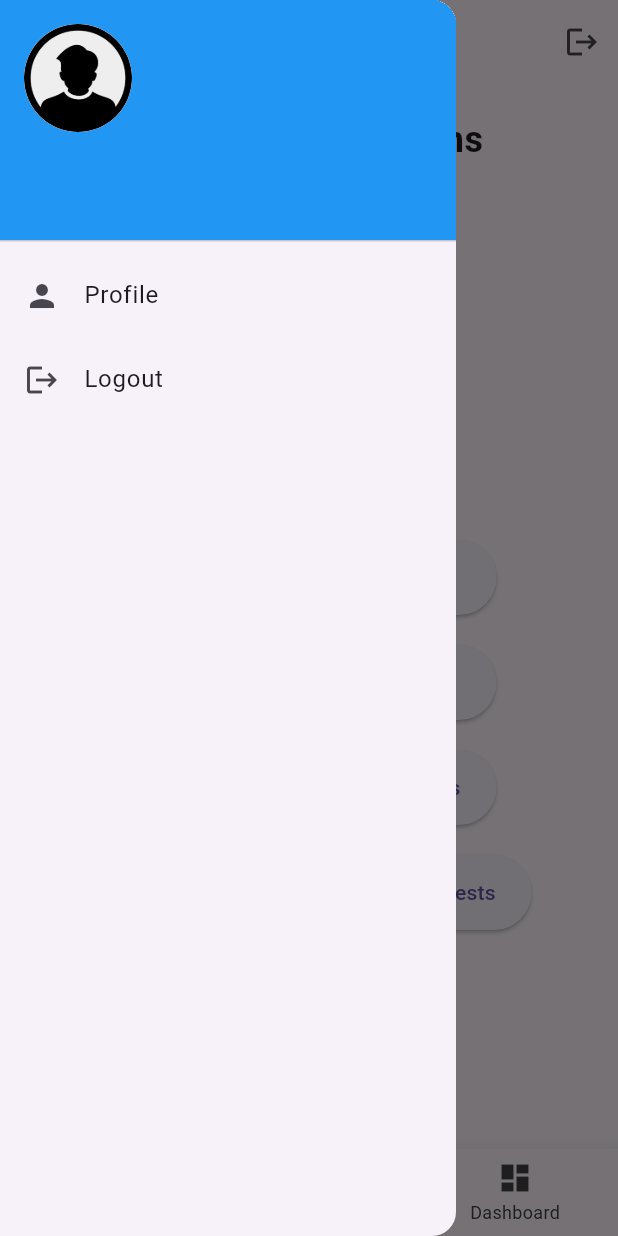
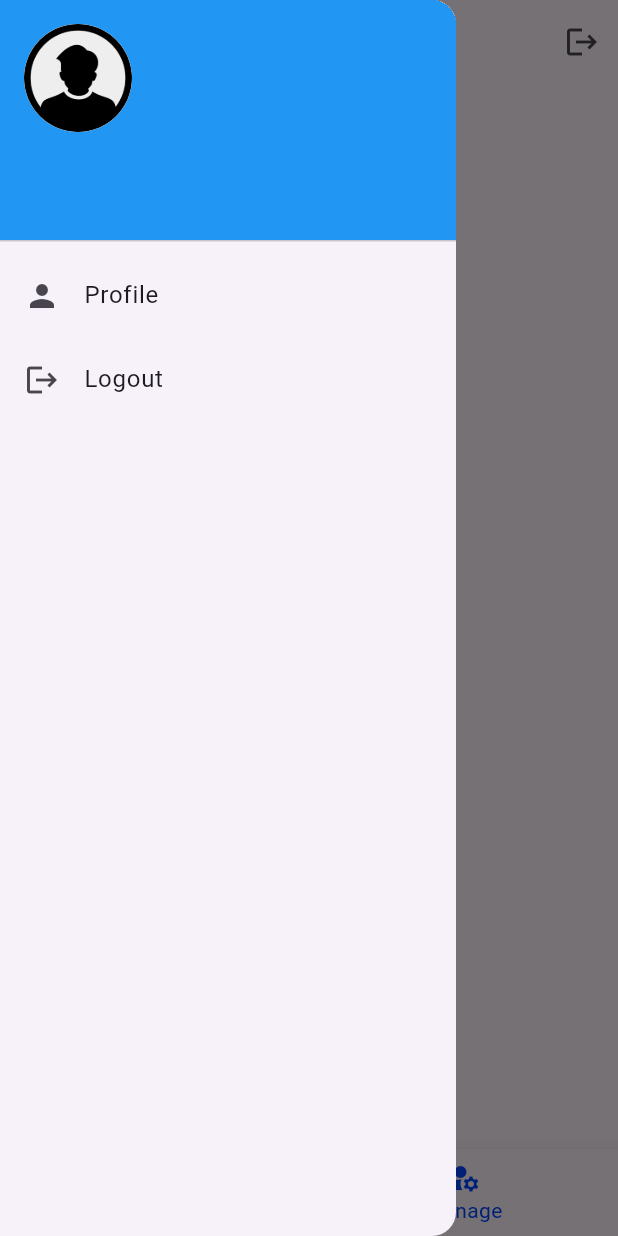
Before and after one commit to Fares1738/KHMS-PSM2-FYP, a Flutter app: the StaffHomePage screen opened directly, item 2 of the bottom bar chosen, in the side drawer, after a tap on the "menu" icon, on a phone screen of 412 x 824 dp. Run offline on Flutter 3.47's test engine with Material 3 defaults, Android fonts, the light colour scheme and no system bars; our stand-ins replace cloud_firestore, file_picker, firebase_auth, firebase_core, firebase_storage, fl_chart and 3 more; missing offline and left inert: dart:ffi; accounts and stored records are empty.

Commit message:
Management and options visibility based on user role

```diff
--- a/khms/lib/View/Custom_Widgets/bottomNavStaff.dart
+++ b/khms/lib/View/Custom_Widgets/bottomNavStaff.dart
@@ -4,8 +4,14 @@ import 'package:flutter/material.dart';
 
 class StaffBottomNavigationBar extends StatefulWidget {
   final Function(int) onTap; // Function to handle taps
+  final List<BottomNavigationBarItem>
+      items; // List of items for the navigation bar
 
-  const StaffBottomNavigationBar({super.key, required this.onTap});
+  const StaffBottomNavigationBar({
+    super.key,
+    required this.onTap,
+    required this.items,
+  });
 
   @override
   _StaffBottomNavigationBar createState() => _StaffBottomNavigationBar();
@@ -17,21 +23,7 @@ class _StaffBottomNavigationBar extends State<StaffBottomNavigationBar> {
   @override
   Widget build(BuildContext context) {
     return BottomNavigationBar(
-        items: const <BottomNavigationBarItem>[
-          BottomNavigationBarItem(
-            icon: Icon(Icons.home),
-            label: 'Home',
-          ),
-          BottomNavigationBarItem(
-            icon: Icon(Icons.manage_accounts),
-            label: 'Manage',
-          ),
-
-          BottomNavigationBarItem(
-            icon: Icon(Icons.dashboard),
-            label: 'Dashboard',
-          ),
-        ],
+      items: widget.items,
       currentIndex: _selectedIndex,
       selectedItemColor: const Color.fromARGB(255, 0, 68, 255),
       unselectedItemColor: Colors.grey.shade800,
@@ -40,7 +32,7 @@ class _StaffBottomNavigationBar extends State<StaffBottomNavigationBar> {
           _selectedIndex = index;
         });
         widget.onTap(index);
-        } // Notify the parent about taps,
+      }, // Notify the parent about taps
     );
   }
 }
--- a/khms/lib/View/Staff/staffDashboardPage.dart
+++ b/khms/lib/View/Staff/staffDashboardPage.dart
@@ -58,30 +58,20 @@ class _DashboardPageState extends State<DashboardPage> {
     return DefaultTabController(
       length: 5, // Number of tabs
       child: Scaffold(
-        appBar: AppBar(
-          title: const Center(
-            child: Text(
-              'Dashboard',
-              style: TextStyle(fontWeight: FontWeight.bold),
-            ),
-          ),
-          bottom: TabBar(
+        body: Column(
+          children: [
+            const TabBar(
               isScrollable: true,
               tabs: [
-              for (final tab in [
-                'Check-Ins',
-                'Check-Outs',
-                'Facilities',
-                'Complaints',
-                'Blocks'
-              ])
-                Tab(
-                  text: tab,
-                ),
+                Tab(text: 'Check-Ins'),
+                Tab(text: 'Check-Outs'),
+                Tab(text: 'Facilities'),
+                Tab(text: 'Complaints'),
+                Tab(text: 'Blocks'),
               ],
             ),
-        ),
-        body: TabBarView(
+            Expanded(
+              child: TabBarView(
                 children: [
                   // Check-Ins Tab
                   SingleChildScrollView(
@@ -90,69 +80,84 @@ class _DashboardPageState extends State<DashboardPage> {
                         FutureBuilder(
                           future: _generalDataFuture,
                           builder: (context, snapshot) {
-                      if (snapshot.connectionState == ConnectionState.waiting) {
-                        return const Center(child: CircularProgressIndicator());
+                            if (snapshot.connectionState ==
+                                ConnectionState.waiting) {
+                              return const Center(
+                                  child: CircularProgressIndicator());
                             } else if (snapshot.hasError) {
-                        return Center(child: Text('Error: ${snapshot.error}'));
+                              return Center(
+                                  child: Text('Error: ${snapshot.error}'));
                             } else if (snapshot.hasData) {
                               final data = snapshot.data!;
                               return Column(
                                 children: [
-                            _buildSummaryCard('Total Check-In Applications',
+                                  _buildSummaryCard(
+                                      'Total Check-In Applications',
                                       data['totalCheckInApplications']),
-                            _buildSummaryCard('Pending Check-In Applications',
+                                  _buildSummaryCard(
+                                      'Pending Check-In Applications',
                                       data['pendingCheckInApplications']),
-                            _buildBarChart('Check-In Applications by Room Type',
+                                  _buildBarChart(
+                                      'Check-In Applications by Room Type',
                                       data['checkInApplicationsByRoomType']),
                                 ],
                               );
                             } else {
-                        return const Center(child: Text('No data available'));
+                              return const Center(
+                                  child: Text('No data available'));
                             }
                           },
                         ),
                       ],
                     ),
                   ),
-
+                  // Check-Outs Tab
                   SingleChildScrollView(
                     child: Column(
                       children: [
                         FutureBuilder(
                           future: _generalDataFuture,
                           builder: (context, snapshot) {
-                      if (snapshot.connectionState == ConnectionState.waiting) {
-                        return const Center(child: CircularProgressIndicator());
+                            if (snapshot.connectionState ==
+                                ConnectionState.waiting) {
+                              return const Center(
+                                  child: CircularProgressIndicator());
                             } else if (snapshot.hasError) {
-                        return Center(child: Text('Error: ${snapshot.error}'));
+                              return Center(
+                                  child: Text('Error: ${snapshot.error}'));
                             } else if (snapshot.hasData) {
                               final data = snapshot.data!;
                               return Column(
                                 children: [
-                            _buildSummaryCard('Total Check-Out Applications',
+                                  _buildSummaryCard(
+                                      'Total Check-Out Applications',
                                       data['totalCheckOutApplications']),
-                            _buildSummaryCard('Pending Check-Out Applications',
+                                  _buildSummaryCard(
+                                      'Pending Check-Out Applications',
                                       data['pendingCheckOutApplications']),
                                 ],
                               );
                             } else {
-                        return const Center(child: Text('No data available'));
+                              return const Center(
+                                  child: Text('No data available'));
                             }
                           },
                         ),
                       ],
                     ),
                   ),
-
                   // Facilities Tab
                   SingleChildScrollView(
                     child: FutureBuilder(
                       future: _generalDataFuture,
                       builder: (context, snapshot) {
-                  if (snapshot.connectionState == ConnectionState.waiting) {
-                    return const Center(child: CircularProgressIndicator());
+                        if (snapshot.connectionState ==
+                            ConnectionState.waiting) {
+                          return const Center(
+                              child: CircularProgressIndicator());
                         } else if (snapshot.hasError) {
-                    return Center(child: Text('Error: ${snapshot.error}'));
+                          return Center(
+                              child: Text('Error: ${snapshot.error}'));
                         } else if (snapshot.hasData) {
                           final data = snapshot.data!;
                           return Column(
@@ -171,26 +176,28 @@ class _DashboardPageState extends State<DashboardPage> {
                       },
                     ),
                   ),
-
                   // Complaints Tab
                   SingleChildScrollView(
                     child: FutureBuilder(
                       future: _generalDataFuture,
                       builder: (context, snapshot) {
-                  if (snapshot.connectionState == ConnectionState.waiting) {
-                    return const Center(child: CircularProgressIndicator());
+                        if (snapshot.connectionState ==
+                            ConnectionState.waiting) {
+                          return const Center(
+                              child: CircularProgressIndicator());
                         } else if (snapshot.hasError) {
-                    return Center(child: Text('Error: ${snapshot.error}'));
+                          return Center(
+                              child: Text('Error: ${snapshot.error}'));
                         } else if (snapshot.hasData) {
                           final data = snapshot.data!;
                           return Column(
                             children: [
                               _buildSummaryCard(
                                   'Total Complaints', data['totalComplaints']),
-                        _buildSummaryCard(
-                            'Pending Complaints', data['pendingComplaints']),
-                        _buildBarChart(
-                            'Complaints by Type', data['complaintsByType']),
+                              _buildSummaryCard('Pending Complaints',
+                                  data['pendingComplaints']),
+                              _buildBarChart('Complaints by Type',
+                                  data['complaintsByType']),
                             ],
                           );
                         } else {
@@ -199,7 +206,6 @@ class _DashboardPageState extends State<DashboardPage> {
                       },
                     ),
                   ),
-
                   // Blocks Tab
                   SingleChildScrollView(
                     child: Column(
@@ -223,11 +229,16 @@ class _DashboardPageState extends State<DashboardPage> {
                                     child: Text('Error: ${snapshot.error}'));
                               } else if (snapshot.hasData) {
                                 final data = snapshot.data!;
-                          return _buildBlockDetails(data, _selectedBlock!);
+                                return _buildBlockDetails(
+                                    data, _selectedBlock!);
                               } else {
-                          return const Center(child: Text('No data available'));
+                                return const Center(
+                                    child: Text('No data available'));
                               }
                             },
+                          ),
+                      ],
+                    ),
                   ),
                 ],
               ),
--- a/khms/lib/View/Staff/staffHomePage.dart
+++ b/khms/lib/View/Staff/staffHomePage.dart
@@ -1,10 +1,13 @@
 // ignore_for_file: library_private_types_in_public_api, file_names
 
 import 'package:flutter/material.dart';
+import 'package:khms/Controller/userController.dart';
 import 'package:khms/View/Custom_Widgets/appBar.dart';
 import 'package:khms/View/Custom_Widgets/bottomNavStaff.dart';
 import 'package:khms/View/Staff/staffDashboardPage.dart';
 import 'package:khms/View/Staff/staffManagePage.dart';
+import 'package:provider/provider.dart';
+import 'package:shared_preferences/shared_preferences.dart';
 
 class StaffHomePage extends StatefulWidget {
   const StaffHomePage({super.key});
@@ -15,26 +18,64 @@ class StaffHomePage extends StatefulWidget {
 
 class _StaffHomePageState extends State<StaffHomePage> {
   int _currentPageIndex = 0;
+  String? userType; // To store userType from SharedPreferences
+
+  @override
+  void initState() {
+    super.initState();
+    _getUserType();
+  }
+
+  Future<void> _getUserType() async {
+    SharedPreferences prefs = await SharedPreferences.getInstance();
+    setState(() {
+      userType = prefs.getString('userType');
+    });
+  }
 
   @override
   Widget build(BuildContext context) {
+    final userController = Provider.of<UserController>(context);
     return Scaffold(
       appBar: const HomeCustomAppBar(),
       drawer: const CustomDrawer(),
       body: IndexedStack(
         index: _currentPageIndex,
-          children: const [
+        children: [
           Center(
-              child: Text("Staff Home Page"),
+            child: Text(
+              userController.staff?.staffFirstName != null
+                  ? "Welcome ${userController.staff?.staffFirstName ?? ''}"
+                  : "Staff Home Page",
             ),
-            ManageApplications(),
-            DashboardPage(),
+          ),
+          const ManageApplications(),
+          if (userType == 'Manager' || userType == 'Staff')
+            const DashboardPage(),
         ],
       ),
       bottomNavigationBar: StaffBottomNavigationBar(
-          onTap: (index) => setState(() {
+        onTap: (index) {
+          setState(() {
             _currentPageIndex = index;
-          }),
-        ));
+          });
+        },
+        items: [
+          const BottomNavigationBarItem(
+            icon: Icon(Icons.home),
+            label: 'Home',
+          ),
+          const BottomNavigationBarItem(
+            icon: Icon(Icons.manage_accounts),
+            label: 'Manage',
+          ),
+          if (userType == 'Manager' || userType == 'Staff')
+            const BottomNavigationBarItem(
+              icon: Icon(Icons.dashboard),
+              label: 'Dashboard',
+            ),
+        ],
+      ),
+    );
   }
 }
--- a/khms/lib/View/Staff/staffManagePage.dart
+++ b/khms/lib/View/Staff/staffManagePage.dart
@@ -1,13 +1,34 @@
-// ignore_for_file: file_names
+// ignore_for_file: file_names, library_private_types_in_public_api
 
 import 'package:flutter/material.dart';
 import 'package:khms/View/Staff/staffManageComplaintsPage.dart';
 import 'package:khms/View/Staff/staffManageCheckInPage.dart';
 import 'package:khms/View/Staff/staffManageCheckOutPage.dart';
 import 'package:khms/View/Staff/staffManageFacilities.dart';
+import 'package:shared_preferences/shared_preferences.dart';
 
-class ManageApplications extends StatelessWidget {
+class ManageApplications extends StatefulWidget {
   const ManageApplications({super.key});
+
+  @override
+  _ManageApplicationsState createState() => _ManageApplicationsState();
+}
+
+class _ManageApplicationsState extends State<ManageApplications> {
+  String? userType; // To store userType from SharedPreferences
+
+  @override
+  void initState() {
+    super.initState();
+    _getUserType();
+  }
+
+  Future<void> _getUserType() async {
+    SharedPreferences prefs = await SharedPreferences.getInstance();
+    setState(() {
+      userType = prefs.getString('userType');
+    });
+  }
 
   @override
   Widget build(BuildContext context) {
@@ -16,13 +37,14 @@ class ManageApplications extends StatelessWidget {
         children: [
           const SizedBox(height: 20),
           const Text(
-            "Manage Applications",
+            "Manage Hostel",
             style: TextStyle(
               fontSize: 24,
               fontWeight: FontWeight.bold,
             ),
           ),
           const SizedBox(height: 250),
+          if (userType == 'Manager' || userType == 'Staff') ...[
             ElevatedButton(
               style: ElevatedButton.styleFrom(
                 minimumSize: const Size(250, 50),
@@ -67,7 +89,9 @@ class ManageApplications extends StatelessWidget {
               },
               child: const Text("Manage Facilities and Bookings"),
             ),
-          const SizedBox(height: 20),
+            const SizedBox(height: 20)
+          ],
+          if (userType == 'Maintenance' || userType == 'Manager')
             ElevatedButton(
               style: ElevatedButton.styleFrom(
                 minimumSize: const Size(250, 50),
@@ -82,6 +106,7 @@ class ManageApplications extends StatelessWidget {
               },
               child: const Text("Complaints and Maintenance Requests"),
             ),
+          const SizedBox(height: 20),
         ],
       ),
     );
```
Lines whose indentation alone changed are shown as unchanged.
